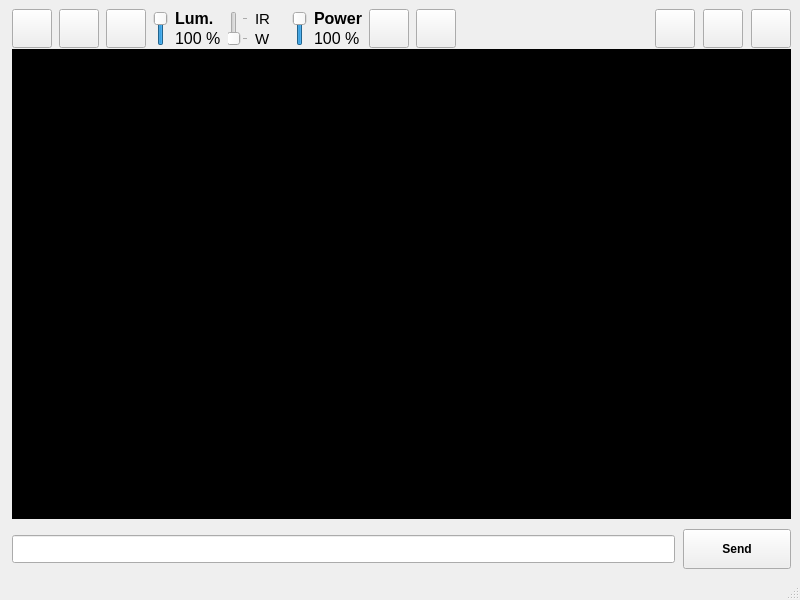
The window that interfaces/pyRobot.ui (CactusTribe/PyRobot) describes before a commit, drawn with Qt 5.
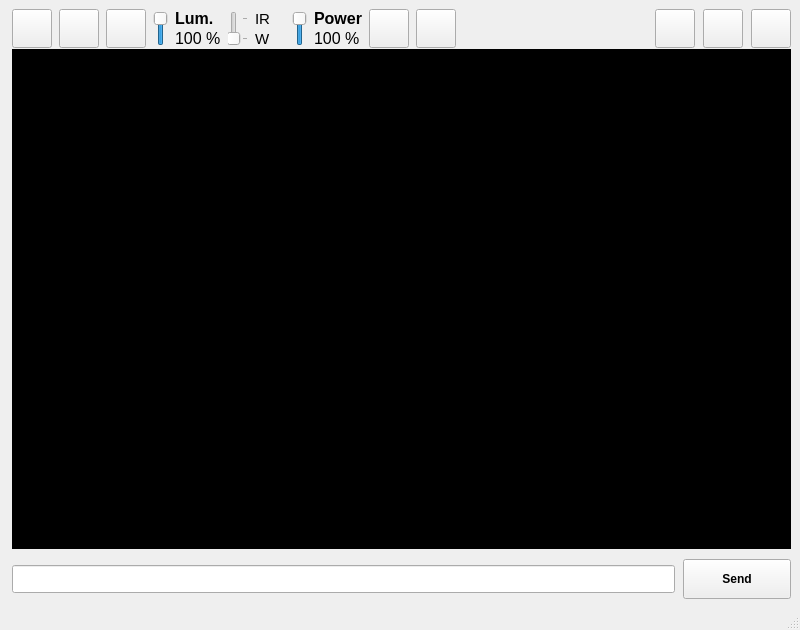
The same window after the commit. Icons and pictures are not drawn.

```diff
--- a/interfaces/pyRobot.ui
+++ b/interfaces/pyRobot.ui
@@ -10,7 +10,7 @@
     <x>0</x>
     <y>0</y>
     <width>800</width>
-    <height>600</height>
+    <height>630</height>
    </rect>
   </property>
   <property name="minimumSize">
```
Left out of the diff: 6 changed lines with no effect on the pictures.
